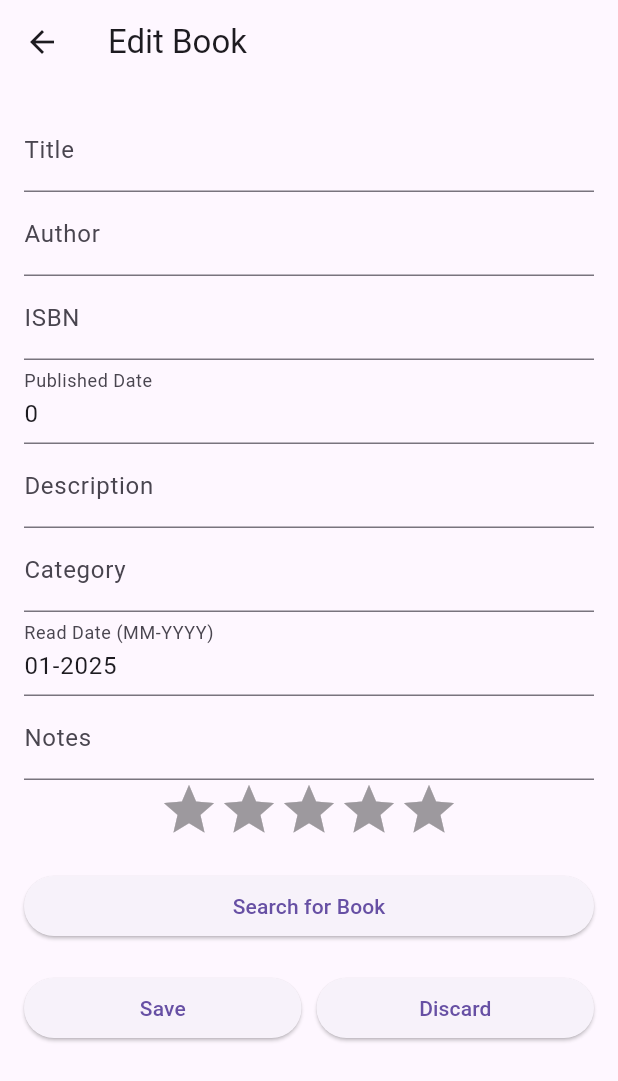
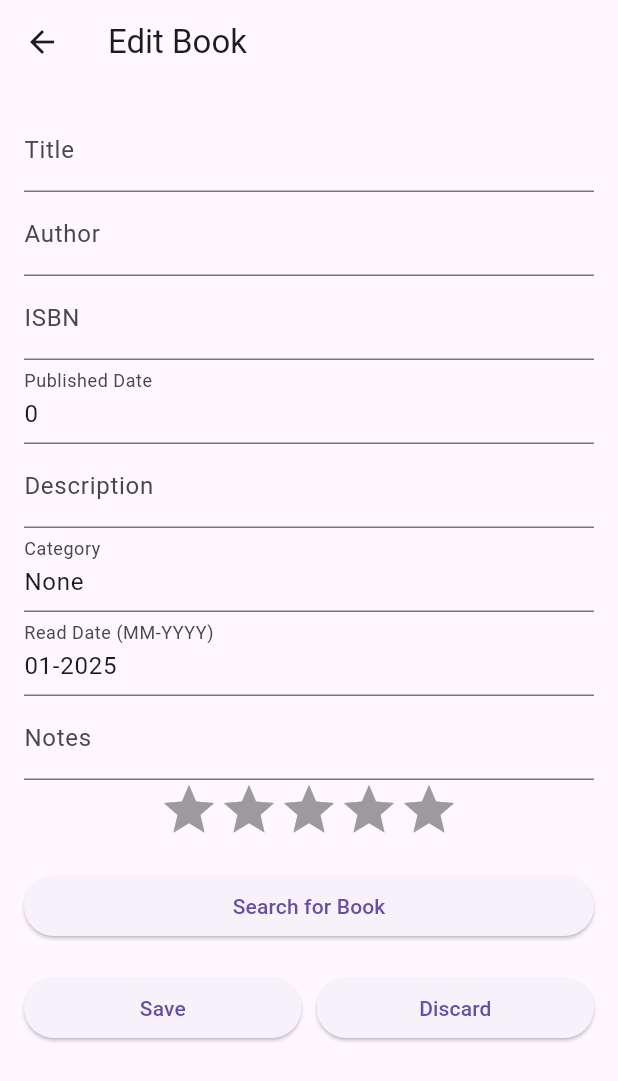
Before and after one commit to shnz99/flutter-library-app, a Flutter app: the BookDetailsScreen screen opened directly with empty values, after a tap on the "edit" icon, on a phone screen of 412 x 824 dp. Shown: the top 1081 px of the screen. Run offline on Flutter 3.47's test engine with Material 3 defaults, Android fonts, the phone set to English and light mode, and no system bars; drawn by our look-alikes of flutter_rating_bar; our stand-ins replace file_picker, get_it, permission_handler, sqflite; missing offline and left inert: barcode_scan2; accounts and stored records are empty; network calls fail.

Commit message:
Empty category means None (#43)
Set empty category to 'None' in various parts of the application.

* **lib/models/book.dart**
- Set `category` field to 'None' if it is empty in the `Book`
constructor.
- Update `fromJson` and `fromMap` factory constructors to set `category`
to 'None' if it is empty.

* **lib/screens/add_book_screen.dart**
- Set `_categoryController` to 'None' if the input is empty in
`_addBook` method.

* **lib/screens/book_details_screen.dart**
  - Display 'None' in the category field if it is empty.

* **lib/services/book_service.dart**
- Store and retrieve `category` as 'None' if it is empty in `addBook`,
`updateBook`, and `getBooks` methods.

```diff
--- a/lib/models/book.dart
+++ b/lib/models/book.dart
@@ -20,10 +20,10 @@ class Book {
     this.description,
     this.myRating,
     this.averageRating,
-    this.category,
+    String? category,
     this.readDate,
     this.notes,
-  });
+  }) : category = category?.isEmpty ?? true ? 'None' : category;
 
   factory Book.fromJson(Map<String, dynamic> json) {
     return Book(
@@ -36,7 +36,7 @@ class Book {
       description: json['description'],
       myRating: json['myRating']?.toDouble(),
       averageRating: json['averageRating']?.toDouble(),
-      category: json['category'],
+      category: (json['category'] as String?)?.isEmpty ?? true ? 'None' : json['category'],
       readDate: json['readDate'] != null ? DateTime.parse(json['readDate']) : null,
       notes: json['notes'],
     );
@@ -84,9 +84,37 @@ class Book {
       description: map['description'],
       myRating: map['myRating']?.toDouble(),
       averageRating: map['averageRating']?.toDouble(),
-      category: map['category'],
+      category: (map['category'] as String?)?.isEmpty ?? true ? 'None' : map['category'],
       readDate: map['readDate'] != null ? DateTime.parse(map['readDate']) : null,
       notes: map['notes'],
+    );
+  }
+
+  Book copyWith({
+    String? title,
+    String? author,
+    String? isbn,
+    String? imageUrl,
+    int? publishedDate,
+    String? description,
+    double? myRating,
+    double? averageRating,
+    String? category,
+    DateTime? readDate,
+    String? notes,
+  }) {
+    return Book(
+      title: title ?? this.title,
+      author: author ?? this.author,
+      isbn: isbn ?? this.isbn,
+      imageUrl: imageUrl ?? this.imageUrl,
+      publishedDate: publishedDate ?? this.publishedDate,
+      description: description ?? this.description,
+      myRating: myRating ?? this.myRating,
+      averageRating: averageRating ?? this.averageRating,
+      category: category ?? this.category,
+      readDate: readDate ?? this.readDate,
+      notes: notes ?? this.notes,
     );
   }
 
--- a/lib/screens/add_book_screen.dart
+++ b/lib/screens/add_book_screen.dart
@@ -80,7 +80,7 @@ class _AddBookScreenState extends State<AddBookScreen> {
         publishedDate: int.tryParse(_publishedDateController.text),
         description: _descriptionController.text,
         myRating: double.tryParse(_myRatingController.text),
-        category: _categoryController.text,
+        category: _categoryController.text.isEmpty ? 'None' : _categoryController.text,
         readDate: _readDateController.text.isNotEmpty ? DateTime.parse(_readDateController.text) : null,
         notes: _notesController.text,
       );
--- a/lib/screens/book_details_screen.dart
+++ b/lib/screens/book_details_screen.dart
@@ -96,11 +96,10 @@ class BookDetailsScreen extends StatelessWidget {
                     style: TextStyle(fontSize: 16),
                   ),
                 ),
-              if (book.category != null)
-                Text(
-                  'Category: ${book.category}',
-                  style: TextStyle(fontSize: 18),
-                ),
+              Text(
+                'Category: ${book.category?.isEmpty ?? true ? 'None' : book.category}',
+                style: TextStyle(fontSize: 18),
+              ),
               SizedBox(height: 8.0),
               if (book.readDate != null)
                 Text(
--- a/lib/screens/home_screen.dart
+++ b/lib/screens/home_screen.dart
@@ -158,7 +158,7 @@ class _HomeScreenState extends State<HomeScreen> {
                 ListTile(
                   title: Text(category ?? ''),
                   onTap: () {
-                    setState(() => _selectedCategory = category);
+                    setState(() => _selectedCategory = category?.isEmpty ?? true ? 'None' : category);
                     Navigator.pop(context);
                   },
                 ),
--- a/lib/services/book_service.dart
+++ b/lib/services/book_service.dart
@@ -38,9 +38,10 @@ class BookService {
 
   Future<void> addBook(Book book) async {
     final db = await database;
+    final bookToAdd = book.category?.isEmpty ?? true ? book.copyWith(category: 'None') : book;
     await db.insert(
       _booksTable,
-      book.toMap(),
+      bookToAdd.toMap(),
       conflictAlgorithm: ConflictAlgorithm.replace,
     );
     _notifyBookListChanged();
@@ -48,9 +49,10 @@ class BookService {
 
   Future<void> updateBook(Book book) async {
     final db = await database;
+    final bookToUpdate = book.category?.isEmpty ?? true ? book.copyWith(category: 'None') : book;
     await db.update(
       _booksTable,
-      book.toMap(),
+      bookToUpdate.toMap(),
       where: 'isbn = ?',
       whereArgs: [book.isbn],
     );
@@ -72,7 +74,8 @@ class BookService {
     final List<Map<String, dynamic>> maps = await db.query(_booksTable);
 
     return List.generate(maps.length, (i) {
-      return Book.fromMap(maps[i]);
+      final book = Book.fromMap(maps[i]);
+      return book.category?.isEmpty ?? true ? book.copyWith(category: 'None') : book;
     });
   }
 
```
